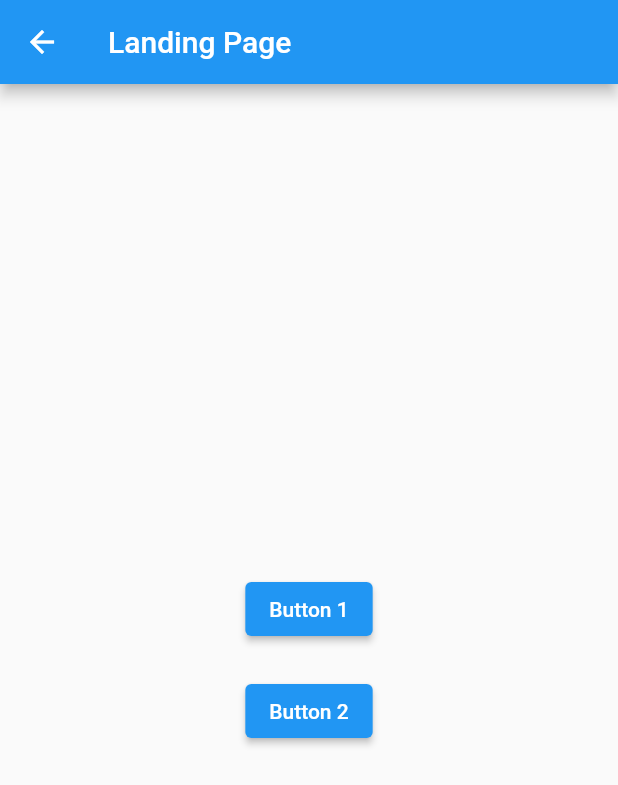
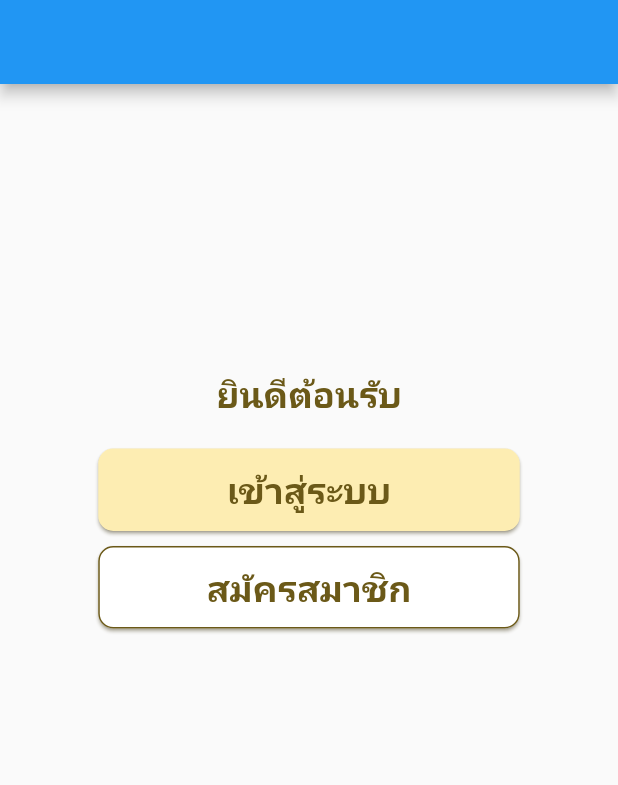
Before and after one commit to magomie/Health-reminders, a Flutter app: the landingPage screen opened directly, on a phone screen of 412 x 824 dp. Shown: the top 785 px of the screen. Run offline on Flutter 3.47's test engine with Material 2 defaults, Android fonts, the phone set to English and light mode, and no system bars.

Commit message:
ทำหน้า landing แล้ว

```diff
--- a/health_reminders/lib/landing.dart
+++ /dev/null
@@ -1,34 +0,0 @@
-import 'package:flutter/material.dart';
-
-class landingPage extends StatelessWidget {
-  @override
-  Widget build(BuildContext context) {
-    return Scaffold(
-      appBar: AppBar(
-        title: Text('Landing Page'),
-      ),
-      body: Center(
-        child: Column(
-          mainAxisAlignment: MainAxisAlignment.center,
-          children: <Widget>[
-            ElevatedButton(
-              onPressed: () {
-                // Handle the first button press
-                print('Button 1 Pressed');
-              },
-              child: Text('Button 1'),
-            ),
-            SizedBox(height: 20),
-            ElevatedButton(
-              onPressed: () {
-                // Handle the second button press
-                print('Button 2 Pressed');
-              },
-              child: Text('Button 2'),
-            ),
-          ],
-        ),
-      ),
-    );
-  }
-}
--- /dev/null
+++ b/health_reminders/lib/pages/landing.dart
@@ -0,0 +1,49 @@
+import 'package:flutter/material.dart';
+import 'package:health_reminders/styles/button.dart';
+import 'package:health_reminders/styles/text.dart';
+
+class landingPage extends StatelessWidget {
+  @override
+  Widget build(BuildContext context) {
+    return Scaffold(
+      appBar: AppBar(
+      ),
+      body: Center(
+
+        child: Container(
+          child: Column(
+            children: <Widget>[
+              SizedBox(height: 190,),
+              Text('ยินดีต้อนรับ', style: TextStyle(
+          color: Color.fromRGBO(107, 89, 24, 1),
+          fontFamily: 'Roboto',
+          fontWeight: FontWeight.bold,
+          fontSize: 24),
+              ),
+              SizedBox(height: 20,),
+              ElevatedButton(
+                style: buttonone,
+                onPressed: () {
+                  // Handle the first button press
+                  print('Button 1 Pressed');
+                },
+                child: Text('เข้าสู่ระบบ',style: TextStyles.login,),
+              ),
+
+
+              SizedBox(height: 10),
+              ElevatedButton(
+                style: buttontwo,
+                onPressed: () {
+                  // Handle the second button press
+                  print('Button 2 Pressed');
+                },
+                child: Text('สมัครสมาชิก',style: TextStyles.login,),
+              ),
+            ],
+          ),
+        ),
+      ),
+    );
+  }
+}
--- a/health_reminders/lib/main.dart
+++ b/health_reminders/lib/pages/main.dart
@@ -1,4 +1,5 @@
 import 'package:flutter/material.dart';
+import 'package:health_reminders/pages/landing.dart';
 
 void main() {
   runApp(const MyApp());
@@ -12,10 +13,7 @@ class MyApp extends StatelessWidget {
   Widget build(BuildContext context) {
     return MaterialApp(
       title: 'Flutter Demo',
-      theme: ThemeData(
-        primarySwatch: Colors.blue,
-      ),
-      home: const MyHomePage(title: 'Flutter Demo Home Page'),
+      home: landingPage(),
     );
   }
 }
--- /dev/null
+++ b/health_reminders/lib/styles/button.dart
@@ -0,0 +1,25 @@
+import 'package:flutter/material.dart';
+import 'package:health_reminders/styles/color.dart';
+
+final ButtonStyle buttonone = ElevatedButton.styleFrom(
+  minimumSize: Size(281, 55),
+  primary: yellow,
+  //elevation: 0,
+  shape: const RoundedRectangleBorder(
+    borderRadius: BorderRadius.all(Radius.circular(10)),
+  ),
+  shadowColor: brown,
+  elevation: 1,
+);
+
+final ButtonStyle buttontwo = ElevatedButton.styleFrom(
+  minimumSize: Size(281, 55),
+  primary: white,
+  //elevation: 0,
+  shape: const RoundedRectangleBorder(
+    borderRadius: BorderRadius.all(Radius.circular(10)),
+    side: BorderSide(color:brown),
+  ),
+  shadowColor: brown,
+  elevation: 1,
+);
--- /dev/null
+++ b/health_reminders/lib/styles/color.dart
@@ -0,0 +1,5 @@
+import 'package:flutter/material.dart';
+
+const Color yellow = Color(0xFFFDEDB2);
+const Color brown = Color.fromRGBO(107, 89, 24, 1);
+const Color white = Color.fromRGBO(255, 255, 255, 1);
--- /dev/null
+++ b/health_reminders/lib/styles/text.dart
@@ -0,0 +1,10 @@
+import 'package:flutter/material.dart';
+import 'package:health_reminders/styles/color.dart';
+
+class TextStyles {
+  static const TextStyle login = TextStyle(
+    fontSize: 24,
+    fontWeight: FontWeight.bold,
+    color: brown,
+  );
+}
```
Also changed, not shown: health_reminders/pubspec.yaml (+11 -11 lines), 2 other files.
